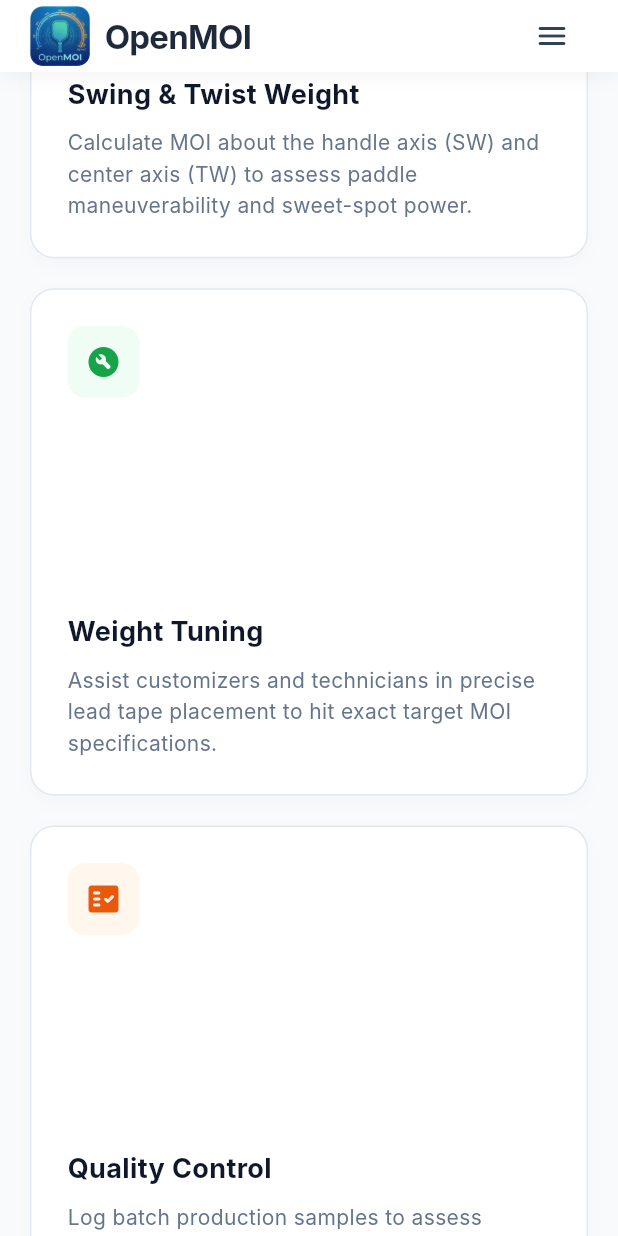
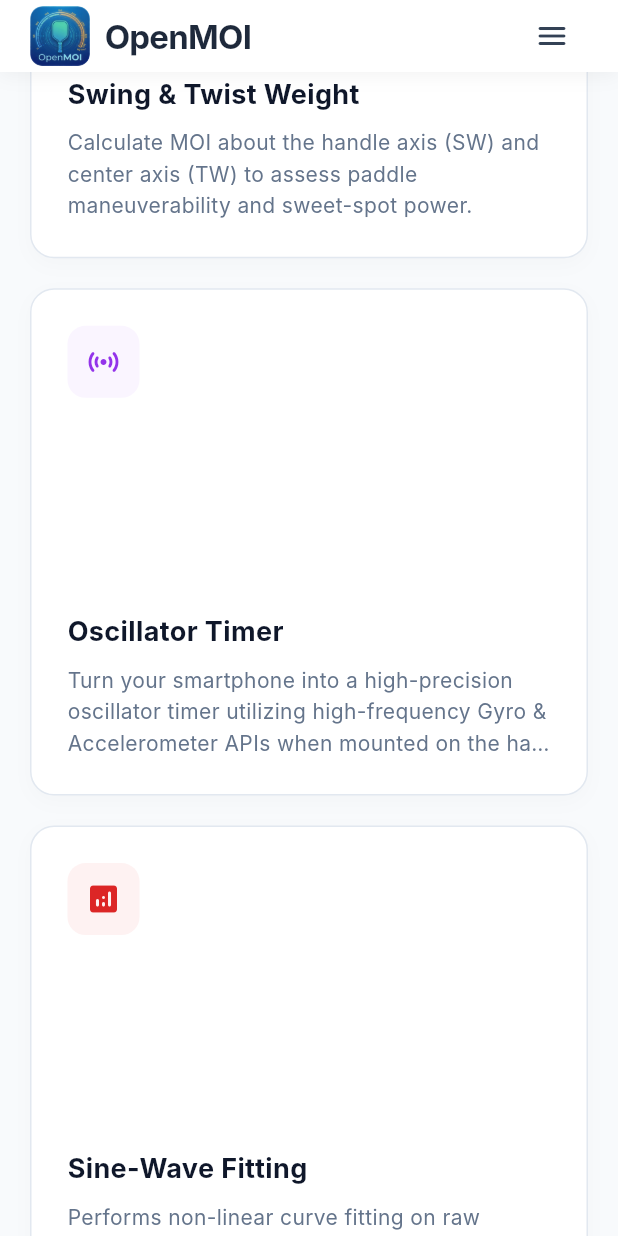
Before and after one commit to jat08/OpenMOI-Home, a Flutter app: the screen it shows after launch, scrolled down 1152 dp, on a phone screen of 412 x 824 dp. Run offline on Flutter 3.47's test engine with Material 3 defaults, Android fonts, the phone set to English and light mode, and no system bars; Roboto replaces fonts that are missing (Inter).

Commit message:
Remove copyright symbol from footer and remove Weight Tuning / Quality Control feature cards

```diff
--- a/lib/main.dart
+++ b/lib/main.dart
@@ -359,7 +359,7 @@ class _WebMainScreenState extends State<WebMainScreen> {
                       Icon(Icons.sports_tennis_rounded, color: Color(0xFF94A3B8), size: 20),
                       SizedBox(width: 8),
                       Text(
-                        '© 2026 OpenMOI Project.',
+                        '2026 OpenMOI Project.',
                         style: TextStyle(color: Color(0xFF64748B), fontSize: 14),
                       ),
                     ],
@@ -425,20 +425,6 @@ class _OverviewContent extends StatelessWidget {
                   description: 'Calculate MOI about the handle axis (SW) and center axis (TW) to assess paddle maneuverability and sweet-spot power.',
                   iconBg: const Color(0xFFEFF6FF),
                   iconColor: OpenMOIHomeApp.accentBlue,
-                ),
-                _WebFeatureCard(
-                  icon: Icons.build_circle_rounded,
-                  title: 'Weight Tuning',
-                  description: 'Assist customizers and technicians in precise lead tape placement to hit exact target MOI specifications.',
-                  iconBg: const Color(0xFFF0FDF4),
-                  iconColor: const Color(0xFF16A34A),
-                ),
-                _WebFeatureCard(
-                  icon: Icons.fact_check_rounded,
-                  title: 'Quality Control',
-                  description: 'Log batch production samples to assess manufacturing consistency and verify commercial specs.',
-                  iconBg: const Color(0xFFFFF7ED),
-                  iconColor: const Color(0xFFEA580C),
                 ),
                 _WebFeatureCard(
                   icon: Icons.sensors_rounded,
```
